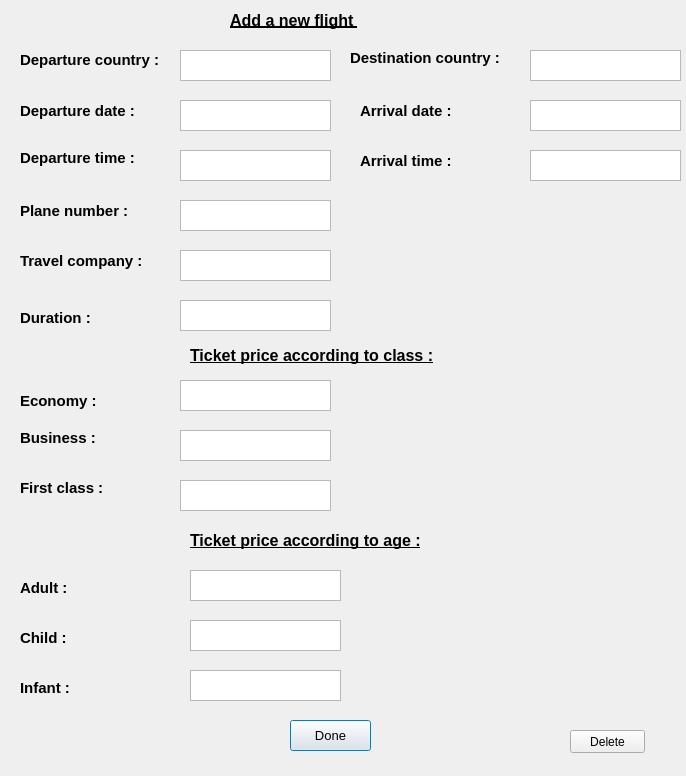
Abdelrahman-Shorim/FlightApp, file addanewflight.ui: the form before one commit.
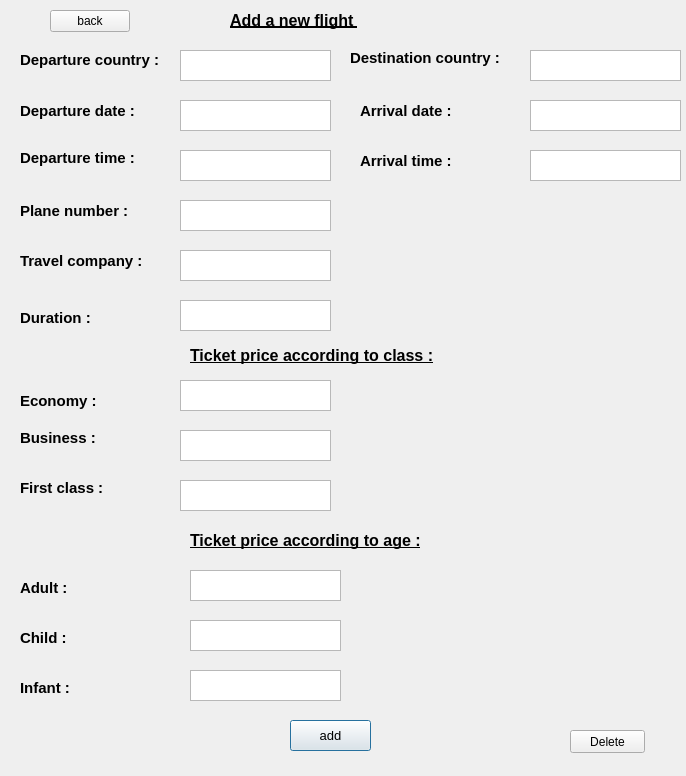
The form after the commit.

```diff
--- a/addanewflight.ui
+++ b/addanewflight.ui
@@ -181,7 +181,7 @@
     </font>
    </property>
    <property name="text">
-    <string>Done</string>
+    <string>add</string>
    </property>
   </widget>
   <widget class="QLabel" name="label_8">
@@ -557,6 +557,19 @@
     <string>Delete</string>
    </property>
   </widget>
+  <widget class="QPushButton" name="toadmin_2">
+   <property name="geometry">
+    <rect>
+     <x>50</x>
+     <y>10</y>
+     <width>80</width>
+     <height>22</height>
+    </rect>
+   </property>
+   <property name="text">
+    <string>back</string>
+   </property>
+  </widget>
  </widget>
  <resources/>
  <connections/>
```
Left out of the diff: 2 changed lines with no effect on the pictures.
